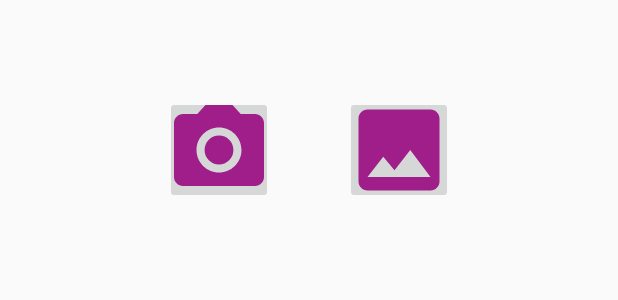
After one commit to Ayesha049/LoginInMyServer, an Android app: the layout my_dialog.xml on its own in the app's theme, with its tools: preview values and no code run, on a phone screen of 412 x 824 dp. The commit adds this screen. Shown: the top 300 px of the screen. Run offline under Robolectric (Android 15) with nearby library versions, the phone set to English and light mode, and no system bars.

Commit message:
my custom dialog is added in profile

```diff
--- /dev/null
+++ b/app/src/main/res/drawable/ic_attach_file_black_24dp.xml
@@ -0,0 +1,5 @@
+<vector android:height="24dp" android:tint="#A01E8A"
+    android:viewportHeight="24.0" android:viewportWidth="24.0"
+    android:width="24dp" xmlns:android="http://schemas.android.com/apk/res/android">
+    <path android:fillColor="#FF000000" android:pathData="M16.5,6v11.5c0,2.21 -1.79,4 -4,4s-4,-1.79 -4,-4V5c0,-1.38 1.12,-2.5 2.5,-2.5s2.5,1.12 2.5,2.5v10.5c0,0.55 -0.45,1 -1,1s-1,-0.45 -1,-1V6H10v9.5c0,1.38 1.12,2.5 2.5,2.5s2.5,-1.12 2.5,-2.5V5c0,-2.21 -1.79,-4 -4,-4S7,2.79 7,5v12.5c0,3.04 2.46,5.5 5.5,5.5s5.5,-2.46 5.5,-5.5V6h-1.5z"/>
+</vector>
--- /dev/null
+++ b/app/src/main/res/drawable/ic_camera_alt_black_24dp.xml
@@ -0,0 +1,6 @@
+<vector android:height="72dp" android:tint="#A01E8A"
+    android:viewportHeight="24.0" android:viewportWidth="24.0"
+    android:width="72dp" xmlns:android="http://schemas.android.com/apk/res/android">
+    <path android:fillColor="#FF000000" android:pathData="M12,12m-3.2,0a3.2,3.2 0,1 1,6.4 0a3.2,3.2 0,1 1,-6.4 0"/>
+    <path android:fillColor="#FF000000" android:pathData="M9,2L7.17,4L4,4c-1.1,0 -2,0.9 -2,2v12c0,1.1 0.9,2 2,2h16c1.1,0 2,-0.9 2,-2L22,6c0,-1.1 -0.9,-2 -2,-2h-3.17L15,2L9,2zM12,17c-2.76,0 -5,-2.24 -5,-5s2.24,-5 5,-5 5,2.24 5,5 -2.24,5 -5,5z"/>
+</vector>
--- /dev/null
+++ b/app/src/main/res/drawable/ic_image_black_24dp.xml
@@ -0,0 +1,5 @@
+<vector android:height="72dp" android:tint="#A01E8A"
+    android:viewportHeight="24.0" android:viewportWidth="24.0"
+    android:width="72dp" xmlns:android="http://schemas.android.com/apk/res/android">
+    <path android:fillColor="#FF000000" android:pathData="M21,19V5c0,-1.1 -0.9,-2 -2,-2H5c-1.1,0 -2,0.9 -2,2v14c0,1.1 0.9,2 2,2h14c1.1,0 2,-0.9 2,-2zM8.5,13.5l2.5,3.01L14.5,12l4.5,6H5l3.5,-4.5z"/>
+</vector>
--- /dev/null
+++ b/app/src/main/res/layout/my_dialog.xml
@@ -0,0 +1,22 @@
+<?xml version="1.0" encoding="utf-8"?>
+<LinearLayout xmlns:android="http://schemas.android.com/apk/res/android"
+    android:orientation="horizontal"
+    android:layout_width="match_parent"
+    android:layout_height="200dp"
+    android:gravity="center">
+
+    <ImageButton
+        android:id="@+id/camera"
+        android:layout_width="72dp"
+        android:layout_height="72dp"
+        android:layout_margin="24dp"
+        android:src="@drawable/ic_camera_alt_black_24dp" />
+
+    <ImageButton
+        android:id="@+id/gallery"
+        android:layout_width="72dp"
+        android:layout_height="72dp"
+        android:layout_margin="24dp"
+        android:src="@drawable/ic_image_black_24dp" />
+
+</LinearLayout>
```
Also changed, not shown: app/src/main/AndroidManifest.xml (+6 -4 lines), app/src/main/java/com/ayeshapp/imageeditor/ProfileActivity.java (+34 -0 lines).
